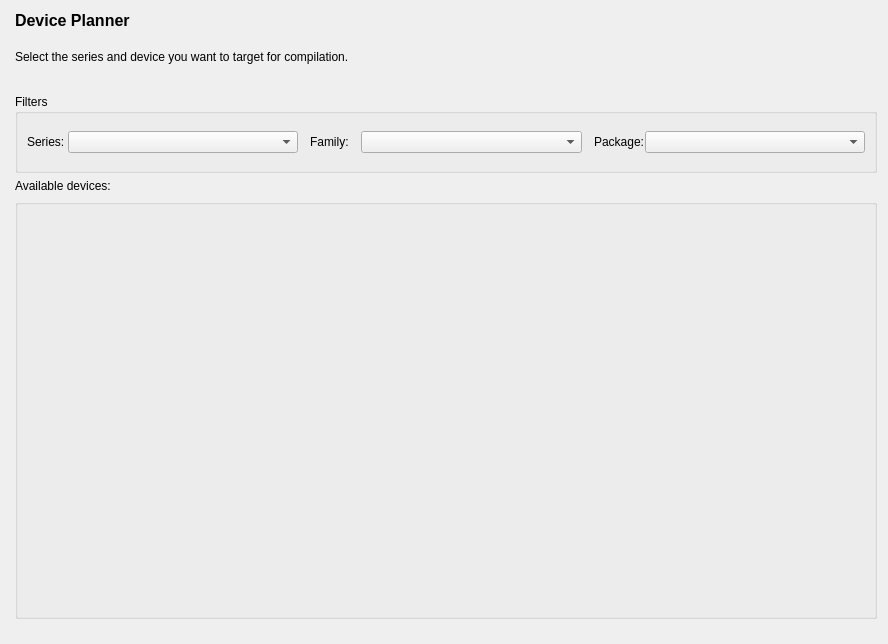
Old version of the form src/NewProject/device_planner_form.ui in the repository os-fpga/FOEDAG.
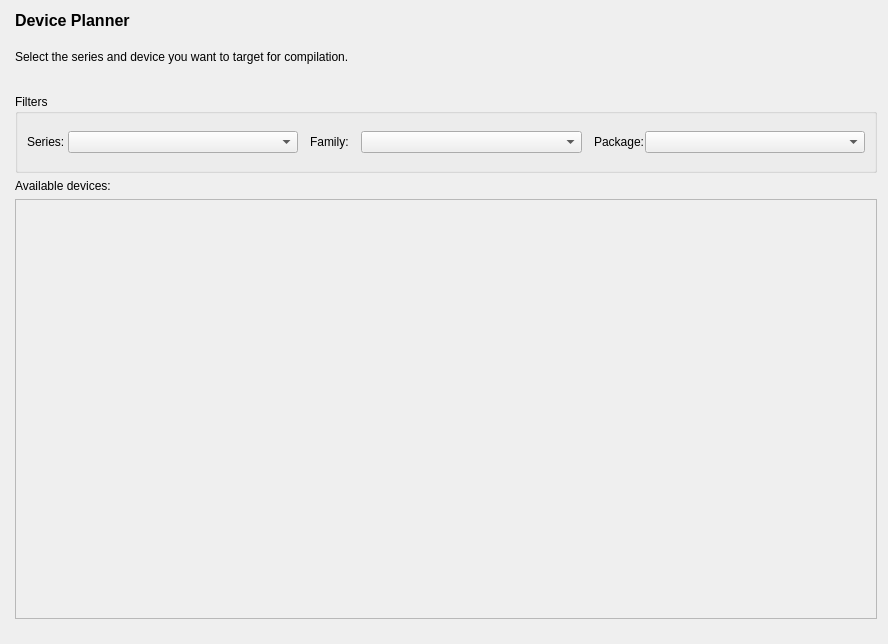
New version of the form.

The edit to the form file:
```diff
--- a/src/NewProject/device_planner_form.ui
+++ b/src/NewProject/device_planner_form.ui
@@ -130,9 +130,12 @@
       </widget>
      </item>
      <item>
-      <widget class="QGroupBox" name="m_groupBoxGrid">
-       <property name="title">
-        <string/>
+      <widget class="QFrame" name="m_frame">
+       <property name="frameShape">
+        <enum>QFrame::StyledPanel</enum>
+       </property>
+       <property name="frameShadow">
+        <enum>QFrame::Raised</enum>
        </property>
       </widget>
      </item>
```
